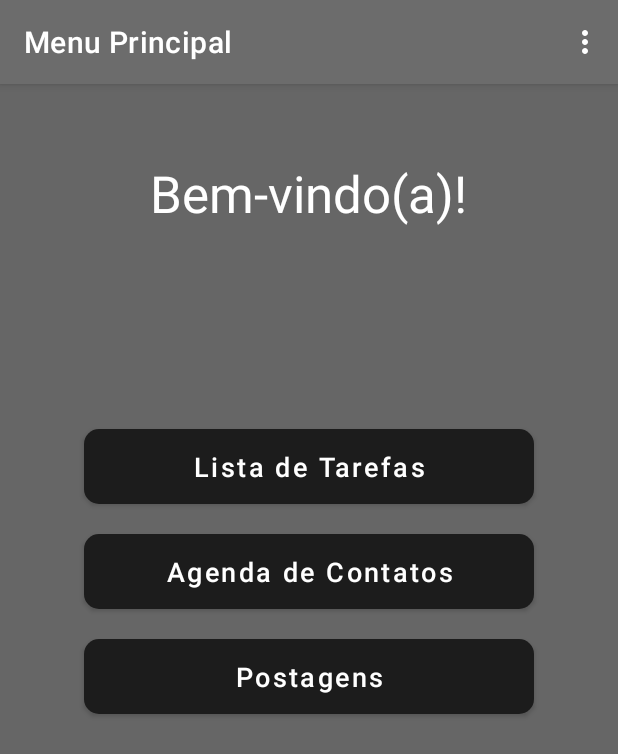
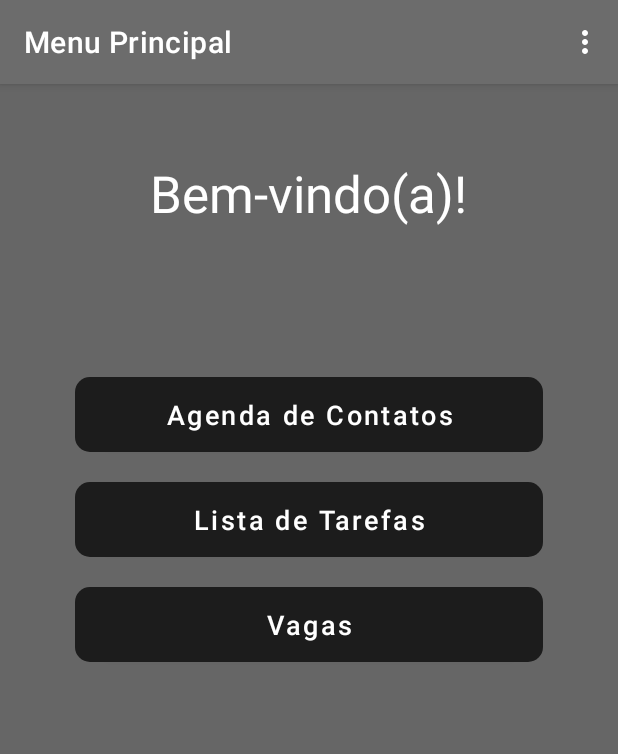
Before and after one commit to Gustavo-Soares94/app-hunting-ti, an Android app: the screen it shows after launch once a user with an empty profile is signed in (MenuPrincipalActivity), on a phone screen of 412 x 824 dp. Shown: the top 754 px of the screen. Run offline under Robolectric (Android 15) with nearby library versions, the phone set to English and light mode, and no system bars; our stand-ins replace Firebase (no records; nobody signed in at launch, a user with empty details on screens opened directly).

Commit message:
inclusao da tela de tarefas

```diff
--- a/app/src/main/java/com/gustavosoares/app_hunting_ti/MenuPrincipalActivity.java
+++ b/app/src/main/java/com/gustavosoares/app_hunting_ti/MenuPrincipalActivity.java
@@ -74,8 +74,12 @@ public class MenuPrincipalActivity extends AppCompatActivity {
     }
 
     public void irAgendaDeContatos(View view){
+        Intent i = new Intent(getApplicationContext(), AgendaDeContatosActivity.class);
+        startActivity(i);
+    }
 
-        Intent i = new Intent(getApplicationContext(), AgendaDeContatosActivity.class);
+    public void irListaDeTarefas(View view){
+        Intent i = new Intent(getApplicationContext(), ListaDeTarefas.class);
         startActivity(i);
     }
 
--- /dev/null
+++ b/app/src/main/java/com/gustavosoares/app_hunting_ti/db/TaskContract.java
@@ -0,0 +1,5 @@
+package com.gustavosoares.app_hunting_ti.db;
+
+public class TaskContract {
+
+}
--- a/app/src/main/res/layout/activity_menu_principal.xml
+++ b/app/src/main/res/layout/activity_menu_principal.xml
@@ -12,28 +12,19 @@
         android:id="@+id/bt_lista_de_tarefas"
         android:layout_width="300dp"
         android:layout_height="50dp"
-        android:layout_centerHorizontal="true"
-        android:layout_marginTop="230dp"
-
+        android:layout_below="@+id/bt_agenda_de_contatos"
+        android:layout_alignParentStart="true"
+        android:layout_alignParentLeft="true"
+        android:layout_alignParentEnd="true"
+        android:layout_alignParentRight="true"
+        android:layout_marginStart="50dp"
+        android:layout_marginLeft="50dp"
+        android:layout_marginTop="20dp"
+        android:layout_marginEnd="50dp"
+        android:layout_marginRight="50dp"
         android:background="@drawable/custom_button"
-        android:onClick="cadastro"
+        android:onClick="irListaDeTarefas"
         android:text="Lista de Tarefas"
-        android:textAllCaps="false"
-        android:textSize="18sp"
-        app:backgroundTint="@color/botoes"
-        app:iconTint="@color/botoes"
-        app:rippleColor="@color/botoes" />
-
-    <Button
-        android:id="@+id/bt_agenda_de_contatos"
-        android:layout_width="300dp"
-        android:layout_height="50dp"
-        android:layout_below="@+id/bt_lista_de_tarefas"
-        android:layout_centerHorizontal="true"
-        android:layout_marginTop="20dp"
-        android:background="@drawable/custom_button"
-        android:text="Agenda de Contatos"
-        android:onClick="irAgendaDeContatos"
         android:textAllCaps="false"
         android:textSize="18sp"
         app:backgroundTint="@color/botoes"
@@ -42,16 +33,45 @@
         tools:ignore="OnClick" />
 
     <Button
-        android:id="@+id/bt_postagens"
+        android:id="@+id/bt_agenda_de_contatos"
         android:layout_width="300dp"
         android:layout_height="50dp"
-        android:layout_below="@+id/bt_agenda_de_contatos"
-        android:layout_centerHorizontal="true"
+        android:layout_below="@+id/textView3"
+        android:layout_alignParentStart="true"
+        android:layout_alignParentLeft="true"
+        android:layout_alignParentEnd="true"
+        android:layout_alignParentRight="true"
+        android:layout_marginStart="50dp"
+        android:layout_marginLeft="50dp"
+        android:layout_marginTop="100dp"
+        android:layout_marginEnd="50dp"
+        android:layout_marginRight="50dp"
+        android:background="@drawable/custom_button"
+        android:onClick="irAgendaDeContatos"
+        android:text="Agenda de Contatos"
+        android:textAllCaps="false"
+        android:textSize="18sp"
+        app:backgroundTint="@color/botoes"
+        app:iconTint="@color/botoes"
+        app:rippleColor="@color/botoes"
+        tools:ignore="OnClick" />
 
+    <Button
+        android:id="@+id/bt_vagas"
+        android:layout_width="300dp"
+        android:layout_height="50dp"
+        android:layout_below="@+id/bt_lista_de_tarefas"
+        android:layout_alignParentStart="true"
+        android:layout_alignParentLeft="true"
+        android:layout_alignParentEnd="true"
+        android:layout_alignParentRight="true"
+        android:layout_marginStart="50dp"
+        android:layout_marginLeft="50dp"
         android:layout_marginTop="20dp"
+        android:layout_marginEnd="50dp"
+        android:layout_marginRight="50dp"
         android:background="@drawable/custom_button"
-        android:onClick="cadastro"
-        android:text="Postagens"
+        android:text="Vagas"
         android:textAllCaps="false"
         android:textSize="18sp"
         app:backgroundTint="@color/botoes"
```
Also changed, not shown: app/src/main/AndroidManifest.xml (+5 -9 lines), app/src/main/java/com/gustavosoares/app_hunting_ti/ListaDeTarefas.java (added, +54 -0 lines), app/src/main/res/layout/activity_lista_de_tarefas.xml (added, +32 -0 lines), app/src/main/res/layout/alert_tarefa.xml (added, +32 -0 lines), app/src/main/res/layout/celula_tarefa.xml (added, +31 -0 lines).
